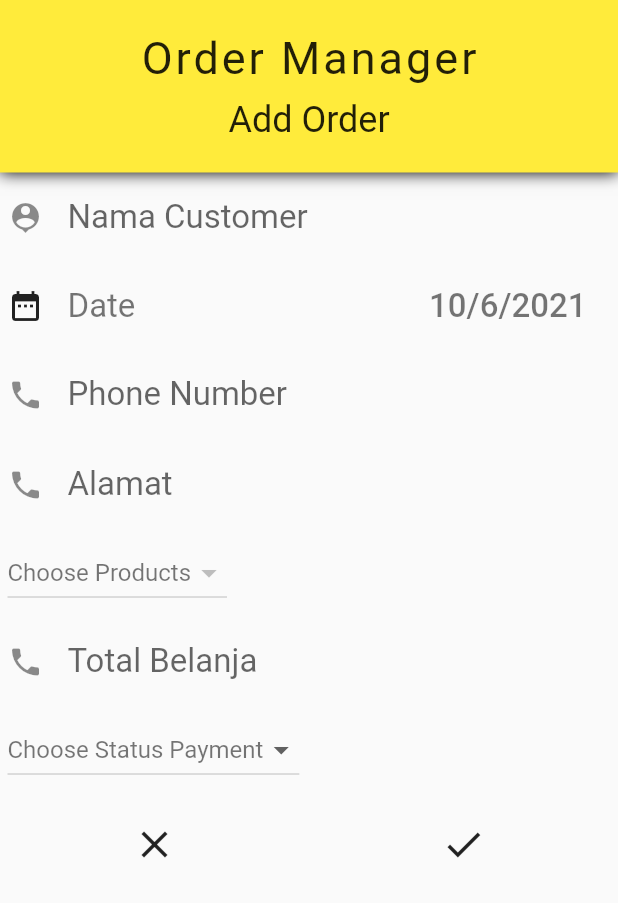
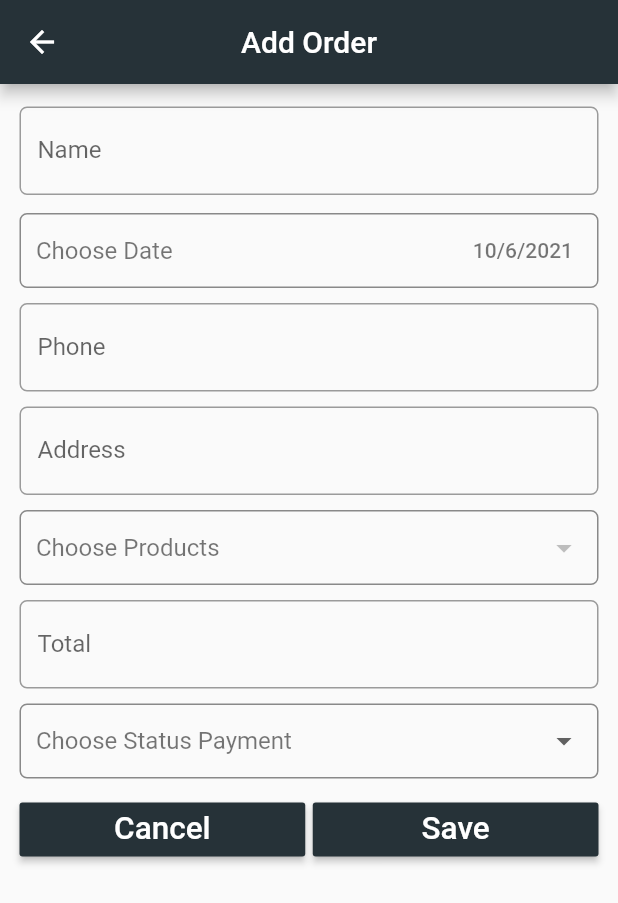
Before and after one commit to annastasyaivory/flutter_catat_order, a Flutter app: the AddOrder screen opened directly, on a phone screen of 412 x 824 dp. Shown: the top 903 px of the screen. Run offline on Flutter 3.47's test engine with Material 2 defaults, Android fonts, the phone set to English and light mode, and no system bars; our stand-ins replace cloud_firestore, firebase_auth, firebase_core, google_sign_in; accounts and stored records are empty; network calls fail.

Commit message:
perbaikan user interface all page

```diff
--- a/lib/form/addOrder.dart
+++ b/lib/form/addOrder.dart
@@ -67,104 +67,97 @@ class _AddOrderState extends State<AddOrder> {
 
   @override
   Widget build(BuildContext context) {
-    return Material(
-      child: Column(
+    return Scaffold(
+      appBar: AppBar(
+        title: Text('Add Order'),
+        centerTitle: true,
+        backgroundColor: Colors.blueGrey[900],
+      ),
+      body: Padding(
+        padding: const EdgeInsets.all(8.0),
+        child: ListView(
           children: <Widget>[
-          Container(
-            height: 115.0,
-            width: double.infinity,
-            decoration: BoxDecoration(boxShadow: [
-              new BoxShadow(color: Colors.black, blurRadius: 8.0)
-            ], color: Colors.yellow),
-            child: Column(
-              mainAxisAlignment: MainAxisAlignment.center,
-              children: <Widget>[
-                Text(
-                  "Order Manager",
-                  style: TextStyle(fontSize: 30.0, letterSpacing: 2.0),
-                ),
             Padding(
-                  padding: const EdgeInsets.only(top: 10.0),
-                  child: Text(
-                    "Add Order",
-                    style: TextStyle(fontSize: 24.0),
-                  ),
-                ),
-              ],
-            ),
-          ),
-          Padding(
-            padding: const EdgeInsets.all(5.0),
+              padding: const EdgeInsets.fromLTRB(5, 7, 5, 7),
               child: TextField(
                 onChanged: (String str) {
                   setState(() {
                     name = str;
                   });
                 },
-              decoration: new InputDecoration(
-                icon: Icon(Icons.person_pin),
-                hintText: "Nama Customer",
-                border: InputBorder.none,
+                decoration: InputDecoration(
+                  labelText: 'Name',
+                  border: OutlineInputBorder(
+                    borderRadius: BorderRadius.circular(5.0),
                   ),
-              style: TextStyle(fontSize: 22.0, color: Colors.black),
+                ),
               ),
             ),
             Padding(
-            padding: const EdgeInsets.all(5.0),
+              padding: const EdgeInsets.all(5),
+              child: Container(
+                decoration: BoxDecoration(
+                    border: Border.all(color: Colors.black45),
+                    borderRadius: BorderRadius.circular(5.0)),
                 child: Row(
                   children: <Widget>[
-                Padding(
-                  padding: const EdgeInsets.only(right: 16.0),
-                  child: Icon(Icons.date_range),
+                    Expanded(
+                        child: Padding(
+                      padding: const EdgeInsets.only(left: 10),
+                      child: Text(
+                        "Choose Date",
+                        style: TextStyle(color: Colors.black54, fontSize: 16),
                       ),
-                Expanded(
-                    child: Text(
-                  "Date",
-                  style: TextStyle(fontSize: 22.0, color: Colors.black54),
                     )),
                     FlatButton(
                         onPressed: () => _selectDueDate(context),
                         child: Text(
                           _dateText,
-                      style: TextStyle(fontSize: 22.0, color: Colors.black54),
+                          style: TextStyle(color: Colors.black54),
                         )),
                   ],
                 ),
               ),
+            ),
             Padding(
-            padding: const EdgeInsets.all(5.0),
+              padding: const EdgeInsets.all(5),
               child: TextField(
+                keyboardType: TextInputType.number,
                 onChanged: (String str) {
                   setState(() {
                     phone = str;
                   });
                 },
-              decoration: new InputDecoration(
-                icon: Icon(Icons.phone),
-                hintText: "Phone Number",
-                border: InputBorder.none,
+                decoration: InputDecoration(
+                  labelText: 'Phone',
+                  border: OutlineInputBorder(
+                    borderRadius: BorderRadius.circular(5.0),
                   ),
-              style: TextStyle(fontSize: 22.0, color: Colors.black),
+                ),
               ),
             ),
             Padding(
-            padding: const EdgeInsets.all(5.0),
+              padding: const EdgeInsets.all(5),
               child: TextField(
                 onChanged: (String str) {
                   setState(() {
                     alamat = str;
                   });
                 },
-              decoration: new InputDecoration(
-                icon: Icon(Icons.phone),
-                hintText: "Alamat",
-                border: InputBorder.none,
+                decoration: InputDecoration(
+                  labelText: 'Address',
+                  border: OutlineInputBorder(
+                    borderRadius: BorderRadius.circular(5.0),
                   ),
-              style: TextStyle(fontSize: 22.0, color: Colors.black),
+                ),
               ),
             ),
             Padding(
               padding: const EdgeInsets.all(5.0),
+              child: Container(
+                decoration: BoxDecoration(
+                    border: Border.all(color: Colors.black45),
+                    borderRadius: BorderRadius.circular(5.0)),
                 child: StreamBuilder<QuerySnapshot>(
                     stream: FirebaseFirestore.instance
                         .collection("product")
@@ -188,10 +181,10 @@ class _AddOrderState extends State<AddOrder> {
                             ),
                           );
                         }
-                    return Row(
-                      mainAxisAlignment: MainAxisAlignment.start,
-                      children: <Widget>[
-                        DropdownButton(
+                        return Padding(
+                          padding: const EdgeInsets.only(left: 10, right: 10),
+                          child: DropdownButton(
+                            underline: SizedBox(),
                             items: currencyProducts,
                             onChanged: (selectedProduct) {
                               setState(() {
@@ -199,40 +192,46 @@ class _AddOrderState extends State<AddOrder> {
                                 product = product1;
                               });
                             },
+                            isExpanded: true,
                             value: product1,
                             hint: new Text(
                               "Choose Products",
                               style: TextStyle(color: Colors.black54),
                             ),
                           ),
-                      ],
                         );
                       }
                     }),
               ),
+            ),
             Padding(
               padding: const EdgeInsets.all(5.0),
               child: TextField(
+                keyboardType: TextInputType.number,
                 onChanged: (String str) {
                   setState(() {
                     total = str;
                   });
                 },
-              decoration: new InputDecoration(
-                icon: Icon(Icons.phone),
-                hintText: "Total Belanja",
-                border: InputBorder.none,
+                decoration: InputDecoration(
+                  labelText: 'Total',
+                  border: OutlineInputBorder(
+                    borderRadius: BorderRadius.circular(5.0),
                   ),
-              style: TextStyle(fontSize: 22.0, color: Colors.black),
+                ),
               ),
             ),
             Padding(
               padding: const EdgeInsets.all(5.0),
-            child: Row(
-              mainAxisAlignment: MainAxisAlignment.start,
-              children: [
-                new DropdownButton<String>(
-                  items: <String>['Full Payment', 'Pending'].map((String str) {
+              child: Container(
+                decoration: BoxDecoration(
+                    border: Border.all(color: Colors.black45),
+                    borderRadius: BorderRadius.circular(5.0)),
+                child: Padding(
+                  padding: const EdgeInsets.only(left: 10.0, right: 10),
+                  child: new DropdownButton<String>(
+                    items:
+                        <String>['Full Payment', 'Pending'].map((String str) {
                       return new DropdownMenuItem<String>(
                         value: str,
                         child: new Text(str),
@@ -244,41 +243,59 @@ class _AddOrderState extends State<AddOrder> {
                         status = status1;
                       });
                     },
+                    underline: SizedBox(),
+                    isExpanded: true,
                     value: status1,
                     hint: Text(
                       'Choose Status Payment',
                       style: TextStyle(color: Colors.black54),
                     ),
                   ),
-              ],
+                ),
               ),
             ),
             Padding(
-            padding: const EdgeInsets.only(top: 10.0),
+              padding: const EdgeInsets.all(5.0),
               child: Row(
                 mainAxisAlignment: MainAxisAlignment.spaceAround,
                 children: <Widget>[
-                IconButton(
-                    icon: Icon(
-                      Icons.close,
-                      size: 30.0,
+                  Expanded(
+                    child: RaisedButton(
+                      color: Colors.blueGrey[900],
+                      textColor: Theme.of(context).primaryColorLight,
+                      child: Text(
+                        'Cancel',
+                        textScaleFactor: 1.5,
+                        style: TextStyle(color: Colors.white),
                       ),
                       onPressed: () {
                         Navigator.pop(context);
-                    }),
-                IconButton(
-                    icon: Icon(
-                      Icons.check,
-                      size: 30.0,
+                      },
+                    ),
+                  ),
+                  Container(
+                    width: 5.0,
+                  ),
+                  Expanded(
+                    child: RaisedButton(
+                      color: Colors.blueGrey[900],
+                      textColor: Theme.of(context).primaryColorLight,
+                      child: Text(
+                        'Save',
+                        textScaleFactor: 1.5,
+                        style: TextStyle(color: Colors.white),
                       ),
                       onPressed: () {
                         _addData();
-                    })
+                      },
+                    ),
+                  ),
                 ],
               ),
             )
           ],
         ),
+      ),
     );
   }
 }
--- a/pubspec.yaml
+++ b/pubspec.yaml
@@ -26,6 +26,7 @@ dependencies:
   firebase_auth: any
   google_sign_in: any
   cloud_firestore: any
+  carousel_slider: any
 
 
   # The following adds the Cupertino Icons font to your application.
@@ -50,6 +51,9 @@ flutter:
   # To add assets to your application, add an assets section, like this:
   assets:
    - img/logo.png
+   - img/slider1.png
+   - img/slider2.png
+   - img/slider3.png
 
   # An image asset can refer to one or more resolution-specific "variants", see
   # https://flutter.dev/assets-and-images/#resolution-aware.
```
Also changed, not shown: lib/auth/login_page.dart (+17 -9 lines), lib/auth/register_page.dart (+12 -6 lines), lib/form/addProduct.dart (+47 -46 lines), lib/form/editOrder.dart (+91 -77 lines), lib/form/editProduct.dart (+47 -47 lines), lib/page/first_screen.dart (+41 -31 lines), lib/page/home.dart (+9 -8 lines), lib/page/navigation_drawer_widget.dart (+12 -12 lines), lib/page/second_screen.dart (+22 -19 lines), lib/page/splashscreen_view.dart (+7 -4 lines), img/logo.png, img/slider1.png (added), img/slider2.png (added), img/slider3.png (added), 1 more files. Lines whose indentation alone changed are shown as unchanged.
